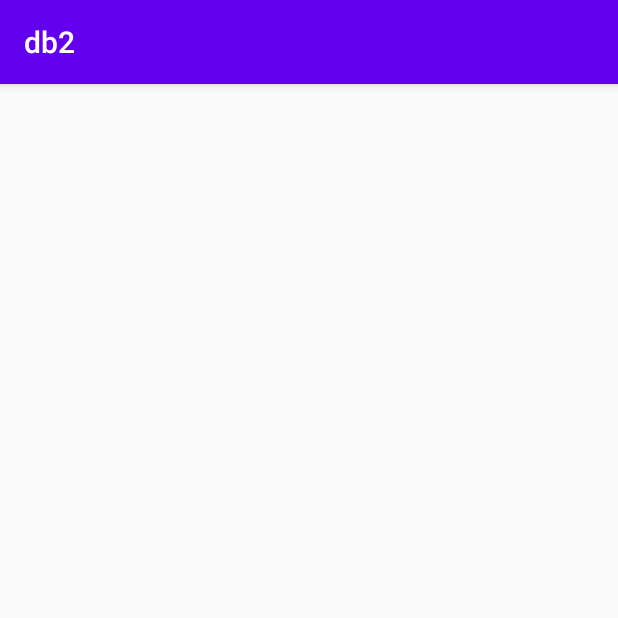
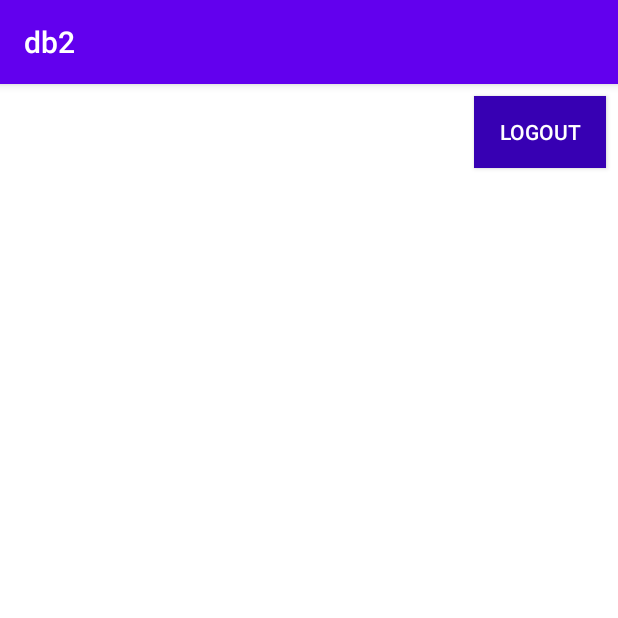
Before and after one commit to JustinLaGree/DBII-Project, an Android app: the MainActivity screen opened directly, with no data from a screen before it, on a phone screen of 412 x 824 dp, the top half of it. Run offline under Robolectric (Android 15) with nearby library versions, the phone set to English and light mode, and no system bars; 1 statement that could not run was skipped.

Commit message:
Create initial navbar with non-functional logout.

```diff
--- a/Phase3/Java/db2/app/src/main/res/layout/activity_main.xml
+++ b/Phase3/Java/db2/app/src/main/res/layout/activity_main.xml
@@ -4,14 +4,20 @@
     xmlns:tools="http://schemas.android.com/tools"
     android:layout_width="match_parent"
     android:layout_height="match_parent"
+    android:background="@android:color/background_light"
     tools:context=".MainActivity">
+
+    <include layout="@layout/partial_nav_bar" />
 
     <TextView
         android:id="@+id/welcome_text"
         android:layout_width="wrap_content"
         android:layout_height="wrap_content"
+        android:layout_marginStart="16dp"
+        android:layout_marginLeft="16dp"
+        android:layout_marginTop="90dp"
         android:visibility="visible"
-        tools:layout_editor_absoluteX="16dp"
-        tools:layout_editor_absoluteY="16dp"
+        app:layout_constraintStart_toStartOf="parent"
+        app:layout_constraintTop_toTopOf="parent"
         tools:visibility="visible" />
 </androidx.constraintlayout.widget.ConstraintLayout>
--- /dev/null
+++ b/Phase3/Java/db2/app/src/main/res/layout/partial_nav_bar.xml
@@ -0,0 +1,24 @@
+<?xml version="1.0" encoding="utf-8"?>
+<androidx.constraintlayout.widget.ConstraintLayout xmlns:android="http://schemas.android.com/apk/res/android"
+    xmlns:app="http://schemas.android.com/apk/res-auto"
+    xmlns:tools="http://schemas.android.com/tools"
+    android:layout_width="match_parent"
+    android:layout_height="60dp"
+    android:background="@android:color/transparent">
+
+    <Button
+        android:id="@+id/button"
+        android:layout_width="wrap_content"
+        android:layout_height="wrap_content"
+        android:layout_marginTop="8dp"
+        android:layout_marginEnd="8dp"
+        android:layout_marginRight="8dp"
+        android:background="@color/colorPrimaryDark"
+        android:text="@string/logout_button"
+        android:textColor="@android:color/background_light"
+        android:textColorHighlight="@color/colorAccent"
+        android:textColorHint="@color/colorPrimary"
+        app:layout_constraintEnd_toEndOf="parent"
+        app:layout_constraintTop_toTopOf="parent"
+        tools:text="@string/logout_button" />
+</androidx.constraintlayout.widget.ConstraintLayout>
--- a/Phase3/Java/db2/app/src/main/res/values/strings.xml
+++ b/Phase3/Java/db2/app/src/main/res/values/strings.xml
@@ -1,3 +1,4 @@
 <resources>
     <string name="app_name">db2</string>
+    <string name="logout_button">logout</string>
 </resources>
```
